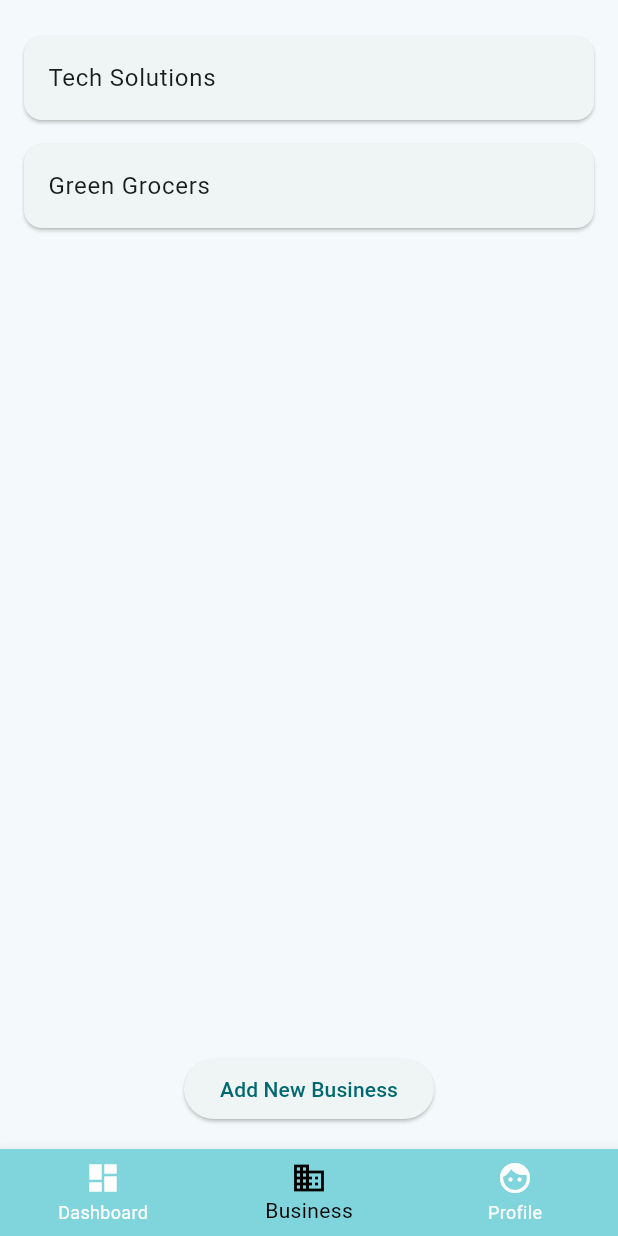
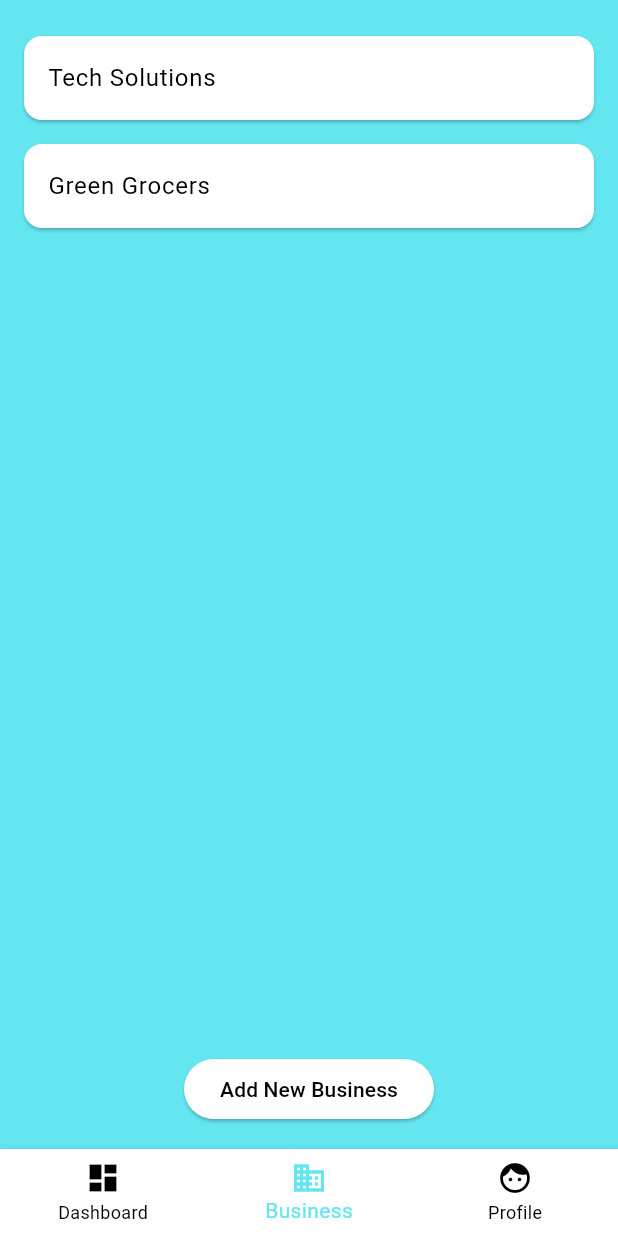
Before and after one commit to Rashedujjaman/revtrack, a Flutter app: the screen it shows after launch, item 2 of the bottom bar chosen, on a phone screen of 412 x 824 dp. Run offline on Flutter 3.47's test engine with Material 3 defaults, Android fonts, the light colour scheme and no system bars; our stand-ins replace cached_network_image.

Commit message:
Theme setup

```diff
--- a/lib/main.dart
+++ b/lib/main.dart
@@ -1,39 +1,38 @@
 import 'package:flutter/material.dart';
+import 'package:flutter/services.dart';
 import 'package:revtrack/screens/main_navigation_screen.dart';
+import 'package:revtrack/theme/theme.dart';
+import 'package:revtrack/theme/theme_provider.dart';
+import 'package:provider/provider.dart';
 
 void main() {
-  runApp(const MyApp());
+  WidgetsFlutterBinding.ensureInitialized();
+  SystemChrome.setSystemUIOverlayStyle(const SystemUiOverlayStyle(
+    statusBarColor: Colors.transparent,
+    // systemNavigationBarColor: const Color.fromARGB(255, 100, 230, 240),
+    // systemNavigationBarIconBrightness: Brightness.dark,
+  ));
+  runApp(ChangeNotifierProvider(
+      create: (context) => ThemeProvider(), child: const MyApp()));
 }
 
 class MyApp extends StatelessWidget {
   const MyApp({super.key});
 
-  // This widget is the root of your application.
+  // This widget is the root of the application.
   @override
   Widget build(BuildContext context) {
     return MaterialApp(
-      // title: 'Flutter Demo',
+      title: 'RevTrack',
       debugShowCheckedModeBanner: false,
-      theme: ThemeData(
-        // This is the theme of your application.
-        //
-        // TRY THIS: Try running your application with "flutter run". You'll see
-        // the application has a purple toolbar. Then, without quitting the app,
-        // try changing the seedColor in the colorScheme below to Colors.green
-        // and then invoke "hot reload" (save your changes or press the "hot
-        // reload" button in a Flutter-supported IDE, or press "r" if you used
-        // the command line to start the app).
-        //
-        // Notice that the counter didn't reset back to zero; the application
-        // state is not lost during the reload. To reset the state, use hot
-        // restart instead.
-        //
-        // This works for code too, not just values: Most code changes can be
-        // tested with just a hot reload.
-        colorScheme: ColorScheme.fromSeed(
-            seedColor: const Color.fromARGB(255, 100, 230, 240)),
-        useMaterial3: true,
-      ),
+      theme: Provider.of<ThemeProvider>(context).themeData,
+      darkTheme: ThemeData.dark(),
+
+      // theme: ThemeData(
+      //   colorScheme: ColorScheme.fromSeed(
+      //       seedColor: const Color.fromARGB(255, 100, 230, 240)),
+      //   useMaterial3: true,
+      // ),
       home: const MainNavigationScreen(),
     );
   }
--- a/lib/screens/business_screen.dart
+++ b/lib/screens/business_screen.dart
@@ -1,5 +1,5 @@
 import 'package:flutter/material.dart';
-import 'package:cached_network_image/cached_network_image.dart';
+// import 'package:cached_network_image/cached_network_image.dart';
 
 class BusinessScreen extends StatelessWidget {
   // const BusinessScreen({super.key});
@@ -19,6 +19,7 @@ class BusinessScreen extends StatelessWidget {
   @override
   Widget build(BuildContext context) {
     return Scaffold(
+      backgroundColor: Colors.transparent,
       body: Padding(
         padding: const EdgeInsets.all(16.0),
         child: Column(
--- a/lib/screens/main_navigation_screen.dart
+++ b/lib/screens/main_navigation_screen.dart
@@ -26,11 +26,29 @@ class _MainNavigationScreenState extends State<MainNavigationScreen> {
   @override
   Widget build(BuildContext context) {
     return Scaffold(
-      body: _screens[_selectedIndex],
+      backgroundColor: Theme.of(context).colorScheme.background,
+      body: SafeArea(
+        child: _screens[_selectedIndex],
+      ),
+      // Container(
+      //     decoration: const BoxDecoration(
+      //         // color: Theme.of(context).colorScheme.background,
+      //         // gradient: LinearGradient(
+      //         //   colors: [
+      //         //     Color(0xFF64E6F0),
+      //         //     Colors.white,
+      //         //   ],
+      //         //   begin: Alignment.topRight,
+      //         //   end: Alignment.bottomLeft,
+      //         // ),
+      //         ),
+      //     child: SafeArea(
+      //       child: _screens[_selectedIndex],
+      //     )),
       bottomNavigationBar: BottomNavigationBar(
         backgroundColor: Theme.of(context).colorScheme.inversePrimary,
-        unselectedItemColor: Colors.white,
-        selectedItemColor: Colors.black,
+        unselectedItemColor: Theme.of(context).colorScheme.primary,
+        selectedItemColor: Theme.of(context).colorScheme.background,
         currentIndex: _selectedIndex,
         onTap: _onItemTapped,
         items: const [
--- /dev/null
+++ b/lib/theme/theme.dart
@@ -0,0 +1,18 @@
+import 'package:flutter/material.dart';
+
+ThemeData lightMode = ThemeData(
+    brightness: Brightness.light,
+    colorScheme: const ColorScheme.light(
+      background: Color(0xFF64E6F0),
+      inversePrimary: Colors.white,
+      primary: Colors.black,
+      secondary: Colors.grey,
+    ));
+ThemeData darkMode = ThemeData(
+    brightness: Brightness.dark,
+    colorScheme: const ColorScheme.dark(
+      background: Colors.black,
+      inversePrimary: Color(0xFF64E6F0),
+      primary: Colors.white,
+      secondary: Colors.grey,
+    ));
--- /dev/null
+++ b/lib/theme/theme_provider.dart
@@ -0,0 +1,21 @@
+import 'package:flutter/material.dart';
+import 'package:revtrack/theme/theme.dart';
+
+class ThemeProvider with ChangeNotifier {
+  ThemeData _themeData = lightMode;
+
+  ThemeData get themeData => _themeData;
+
+  set themeData(ThemeData themeData) {
+    _themeData = themeData;
+    notifyListeners();
+  }
+
+  void toggleTheme() {
+    if (_themeData == lightMode) {
+      themeData = darkMode;
+    } else {
+      themeData = lightMode;
+    }
+  }
+}
--- a/pubspec.yaml
+++ b/pubspec.yaml
@@ -37,6 +37,7 @@ dependencies:
   cupertino_icons: ^1.0.2
   firebase_core: ^2.27.0
   cached_network_image: ^3.3.1
+  provider:
 
 dev_dependencies:
   flutter_test:
```
Also changed, not shown: lib/screens/dashboard_screen.dart (+39 -15 lines), lib/screens/profile_screen.dart (+110 -23 lines), lib/widgets/profile.dart (deleted, +0 -30 lines), pubspec.lock, 1 other file.
